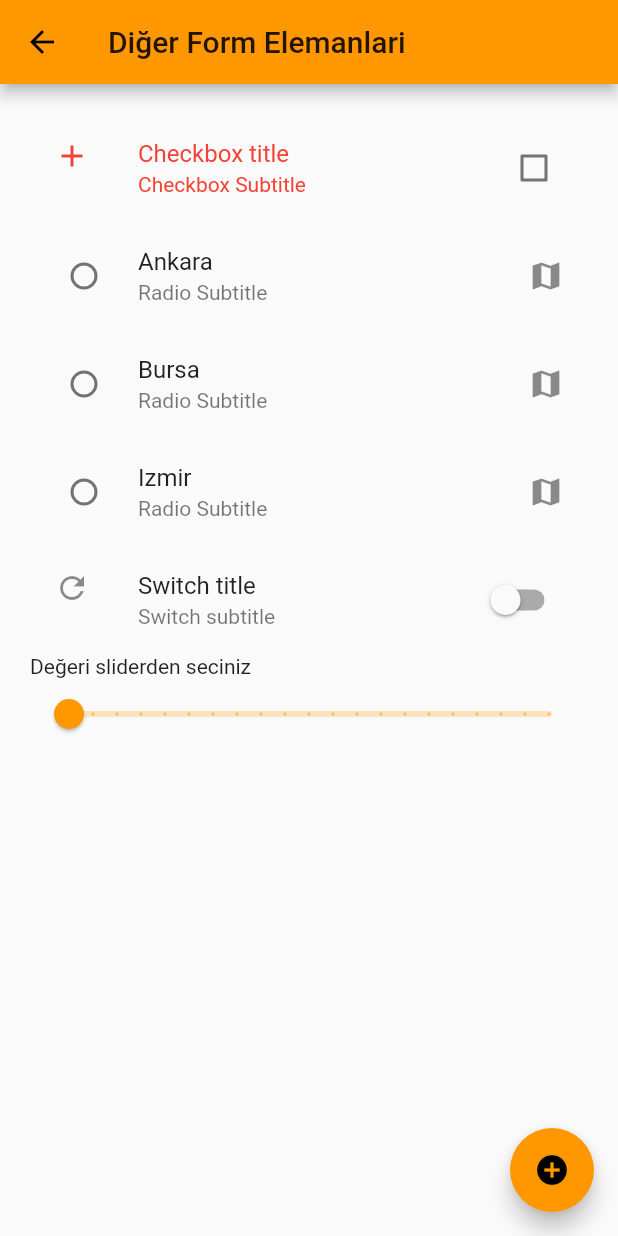
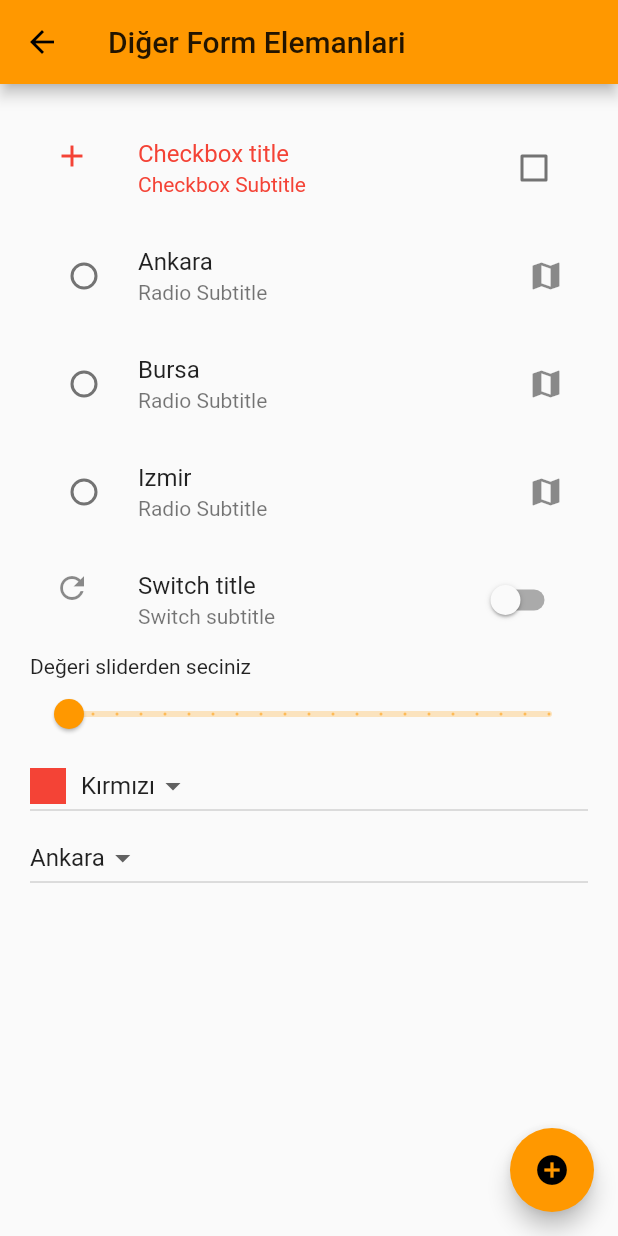
Before and after one commit to emrealtunbilek/flutter_dersleri, a Flutter app: the screen it shows after launch, on a phone screen of 412 x 824 dp. Run offline on Flutter 3.47's test engine with Material 2 defaults, Android fonts, the phone set to English and light mode, and no system bars; our stand-ins replace fluttertoast.

Commit message:
Dropdownbuttom ve DropDownMenuItem Kullanımı

```diff
--- a/lib/ui/diger_form_elemanlari.dart
+++ b/lib/ui/diger_form_elemanlari.dart
@@ -10,6 +10,9 @@ class _DigerFormElemanlariState extends State<DigerFormElemanlari> {
   String sehir = "";
   bool switchState = false;
   double sliderDeger = 10;
+  String secilenRenk = "Kirmizi";
+  List<String> sehirler = ["Ankara", "Bursa", "Izmir", "Hatay"];
+  String secilenSehir="Ankara";
 
   @override
   Widget build(BuildContext context) {
@@ -103,6 +106,58 @@ class _DigerFormElemanlariState extends State<DigerFormElemanlari> {
               divisions: 20,
               label: sliderDeger.toString(),
             ),
+
+
+            DropdownButton<String>(items: [
+              DropdownMenuItem<String>(child: Row(
+                children: <Widget>[
+                  Container(width: 24,
+                    height: 24,
+                    color: Colors.red,
+                    margin: EdgeInsets.only(right: 10),),
+                  Text("Kırmızı"),
+                ],
+              ), value: "Kirmizi",),
+              DropdownMenuItem<String>(child: Row(
+                children: <Widget>[
+                  Container(width: 24,
+                    height: 24,
+                    color: Colors.blue,
+                    margin: EdgeInsets.only(right: 10),),
+                  Text("Mavi"),
+                ],
+              ), value: "Mavi",),
+              DropdownMenuItem<String>(child: Row(
+                children: <Widget>[
+                  Container(width: 24,
+                    height: 24,
+                    color: Colors.green,
+                    margin: EdgeInsets.only(right: 10),),
+                  Text("Yeşil"),
+                ],
+              ), value: "Yesil",),
+
+            ], onChanged: (String secilen) {
+              setState(() {
+                secilenRenk = secilen;
+              });
+            },
+              hint: Text("Seciniz"),
+              value: secilenRenk,
+            ),
+
+            DropdownButton<String>(items: sehirler.map((oankiSehir) {
+              return DropdownMenuItem<String>(
+                child: Text(oankiSehir), value: oankiSehir,);
+            }).toList(),
+              onChanged: (s){
+                setState(() {
+                  secilenSehir = s;
+                });
+              },
+              value: secilenSehir,
+            ),
+
           ],
         ),
       ),
```
